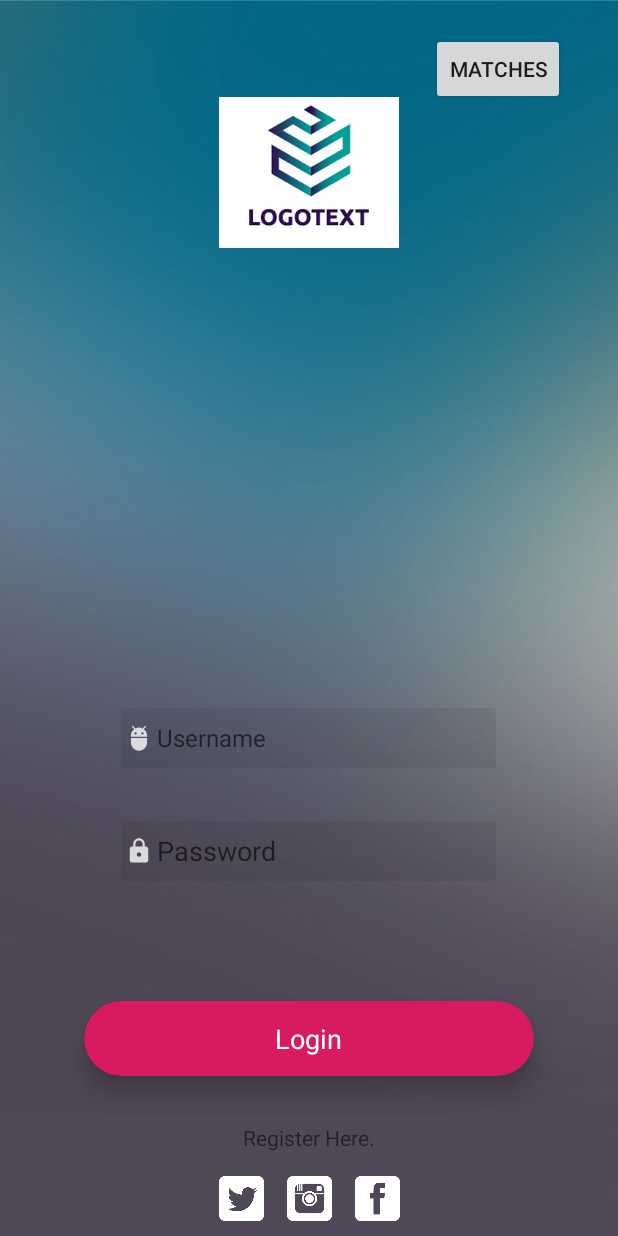
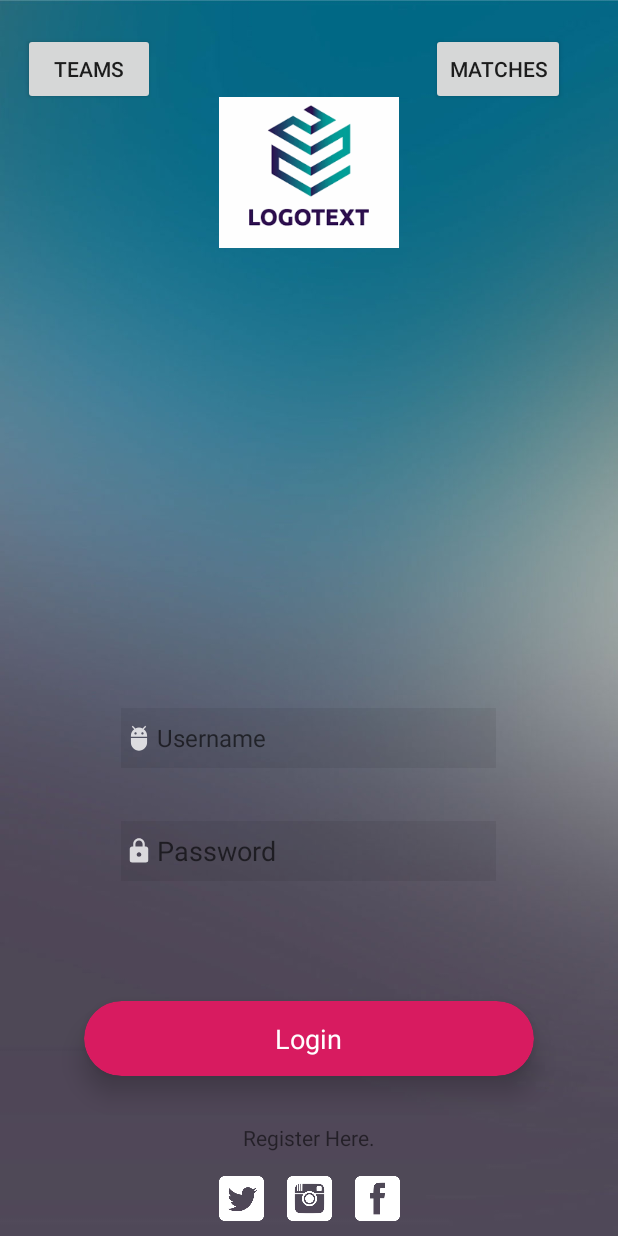
Before and after one commit to team-sportsapp/SportsStats, an Android app: the screen it shows after launch (MainActivity), on a phone screen of 412 x 824 dp. Run offline under Robolectric (Android 15) with nearby library versions, the phone set to English and light mode, and no system bars.

Commit message:
attempted to make teams activity

```diff
--- a/app/src/main/java/com/example/sportsstats/MainActivity.java
+++ b/app/src/main/java/com/example/sportsstats/MainActivity.java
@@ -24,6 +24,16 @@ public class MainActivity extends AppCompatActivity {
             public void onClick(View view) {
                 Intent startIntent = new Intent(getApplicationContext(),MatchesActivity.class);
                 startActivity(startIntent);
+            }
+        });
+
+        Button teamsBtn = (Button)findViewById(R.id.teamsBtn);
+        teamsBtn.setOnClickListener(new View.OnClickListener() {
+
+            @Override
+            public void onClick(View view) {
+                Intent startIntent2 = new Intent(getApplicationContext(),TeamsActivity.class);
+                startActivity(startIntent2);
             }
         });
     }
--- a/app/src/main/res/layout/activity_main.xml
+++ b/app/src/main/res/layout/activity_main.xml
@@ -122,4 +122,16 @@
         android:layout_marginEnd="35dp"
         android:layout_marginRight="35dp"
         android:text="Matches" />
+
+    <Button
+        android:id="@+id/teamsBtn"
+        android:layout_width="wrap_content"
+        android:layout_height="wrap_content"
+        android:layout_alignParentStart="true"
+        android:layout_alignParentLeft="true"
+        android:layout_alignParentTop="true"
+        android:layout_marginStart="15dp"
+        android:layout_marginLeft="15dp"
+        android:layout_marginTop="22dp"
+        android:text="Teams" />
 </RelativeLayout>
--- a/app/src/main/res/layout/activity_matches.xml
+++ b/app/src/main/res/layout/activity_matches.xml
@@ -4,6 +4,7 @@
     xmlns:app="http://schemas.android.com/apk/res-auto"
     android:layout_width="match_parent"
     android:layout_height="match_parent">
+
     <android.support.design.widget.BottomNavigationView
         android:id="@+id/bottom_navigation"
         android:layout_width="match_parent"
@@ -13,4 +14,5 @@
         app:itemBackground="@color/colorPrimary"
         app:itemIconTint="@android:color/white"
         app:itemTextColor="@android:color/white" />
+
 </RelativeLayout>
--- a/app/src/main/res/values/strings.xml
+++ b/app/src/main/res/values/strings.xml
@@ -14,4 +14,8 @@
     <string name="permission_rationale">"Contacts permissions are needed for providing email
         completions."
     </string>
+    <string-array name="teams">
+        <item>Team 1 test</item>
+        <item>Team 2 test</item>
+    </string-array>
 </resources>
```
Also changed, not shown: app/src/main/AndroidManifest.xml (+6 -5 lines).
